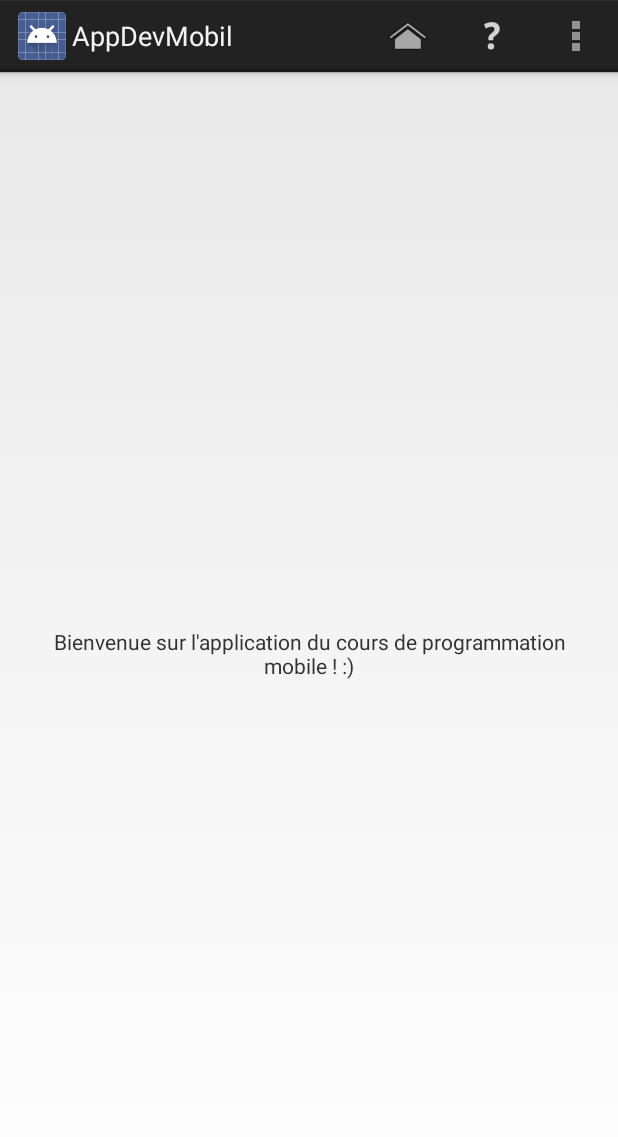
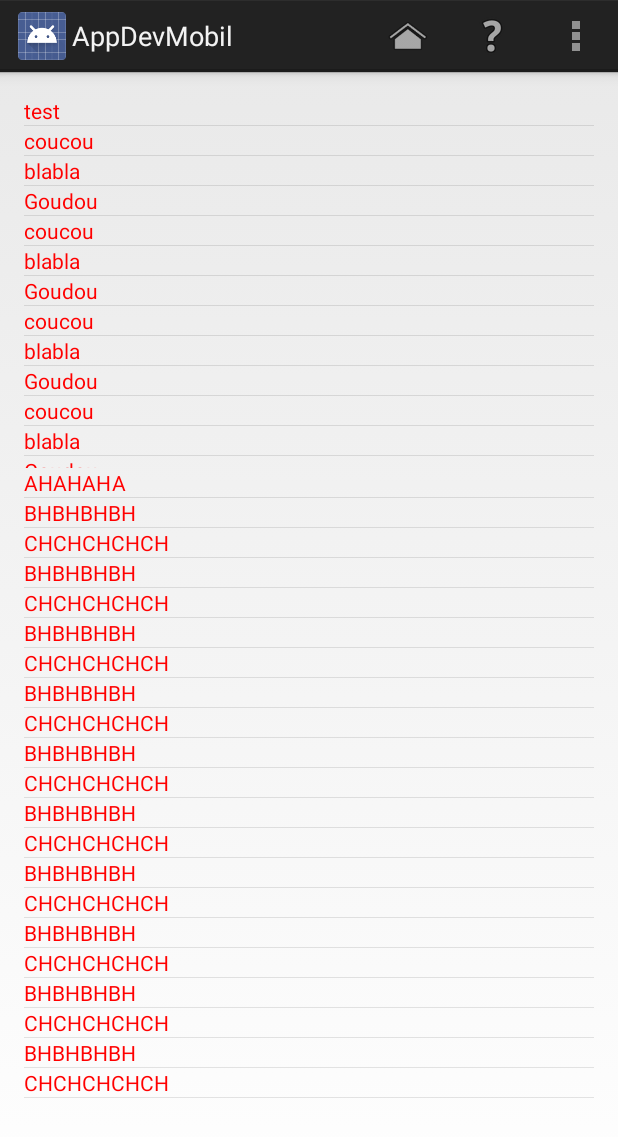
Before and after one commit to BlackyFox/Puissant_mobile, an Android app: the screen it shows after launch (MainActivity), on a phone screen of 412 x 824 dp. Shown: the top 1137 px of the screen. Run offline under Robolectric (Android 15) with nearby library versions, the phone set to English and light mode, and no system bars.

Commit message:
Début sesion 08_12

```diff
--- a/AppDevMobil/app/src/main/AndroidManifest.xml
+++ b/AppDevMobil/app/src/main/AndroidManifest.xml
@@ -16,6 +16,10 @@
                 <category android:name="android.intent.category.LAUNCHER" />
             </intent-filter>
         </activity>
+        <activity
+            android:name="com.example.blackyfox.appdevmobil.MainActivity2"
+            android:label="@string/title_activity_main_activity2" >
+        </activity>
     </application>
 
 </manifest>
--- a/AppDevMobil/app/src/main/java/com/example/blackyfox/appdevmobil/MainActivity.java
+++ b/AppDevMobil/app/src/main/java/com/example/blackyfox/appdevmobil/MainActivity.java
@@ -2,22 +2,113 @@ package com.example.blackyfox.appdevmobil;
 
 import android.app.Activity;
 import android.app.AlertDialog;
+import android.app.Dialog;
+import android.app.DialogFragment;
 import android.content.Context;
 import android.content.DialogInterface;
 import android.content.Intent;
 import android.os.Bundle;
+import android.text.Layout;
 import android.util.Log;
+import android.view.LayoutInflater;
 import android.view.Menu;
 import android.view.MenuItem;
+import android.view.View;
+import android.view.ViewGroup;
+import android.widget.BaseAdapter;
+import android.widget.LinearLayout;
+import android.widget.ListView;
+import android.widget.TextView;
 import android.widget.Toast;
 
 
 public class MainActivity extends Activity {
 
+    ListView ll = null;
+    ListView ll2 = null;
+    public static String VALUE = "com.example.blackyfox.appdevmobil.value";
+
     @Override
     protected void onCreate(Bundle savedInstanceState) {
         super.onCreate(savedInstanceState);
         setContentView(R.layout.activity_main);
+
+        ll = (ListView) findViewById(R.id.lv_main);
+        ll2 = (ListView) findViewById(R.id.lv_main2);
+
+        final String[] lls = {"test", "coucou", "blabla", "Goudou", "coucou", "blabla", "Goudou",
+                "coucou", "blabla", "Goudou", "coucou", "blabla", "Goudou", "coucou", "blabla",
+                "Goudou"};
+        final String[] ll2s = {"AHAHAHA", "BHBHBHBH", "CHCHCHCHCH", "BHBHBHBH", "CHCHCHCHCH",
+                "BHBHBHBH", "CHCHCHCHCH", "BHBHBHBH", "CHCHCHCHCH", "BHBHBHBH", "CHCHCHCHCH",
+                "BHBHBHBH", "CHCHCHCHCH", "BHBHBHBH", "CHCHCHCHCH", "BHBHBHBH", "CHCHCHCHCH",
+                "BHBHBHBH", "CHCHCHCHCH", "BHBHBHBH", "CHCHCHCHCH"};
+
+        ll.setAdapter(new BaseAdapter() {
+            @Override
+            public int getCount() {
+                return lls.length;
+            }
+
+            @Override
+            public String getItem(int position) {
+                return lls[position];
+            }
+
+            @Override
+            public long getItemId(int position) {
+                return position;
+            }
+
+            @Override
+            public View getView(int position, View convertView, ViewGroup parent) {
+                final String ms = getItem(position);
+                if(convertView == null){
+                    convertView = LayoutInflater.from(parent.getContext())
+                            .inflate(R.layout.row, parent, false);
+                }
+                TextView tv = (TextView) convertView.findViewById(R.id.tv);
+                tv.setOnClickListener(new View.OnClickListener() {
+                    @Override
+                    public void onClick(View v) {
+                        Intent i = new Intent(MainActivity.this, MainActivity2.class);
+                        i.putExtra(VALUE, ms);
+                        startActivity(i);
+                    }
+                });
+                tv.setText(ms);
+                return convertView;
+            }
+        });
+
+        ll2.setAdapter(new BaseAdapter() {
+            @Override
+            public int getCount() {
+                return ll2s.length;
+            }
+
+            @Override
+            public Object getItem(int position) {
+                return ll2s[position];
+            }
+
+            @Override
+            public long getItemId(int position) {
+                return position;
+            }
+
+            @Override
+            public View getView(int position, View convertView, ViewGroup parent) {
+                String ms = (String) getItem(position);
+                if(convertView == null){
+                    convertView = LayoutInflater.from(parent.getContext())
+                            .inflate(R.layout.row, parent, false);
+                }
+                TextView tv = (TextView) convertView.findViewById(R.id.tv);
+                tv.setText(ms);
+                return convertView;
+            }
+        });
     }
 
 
@@ -41,7 +132,9 @@ public class MainActivity extends Activity {
         }
 
         if (id == R.id.m_help){
-            new AlertDialog.Builder(this)
+            MyDialog md = new MyDialog();
+            md.show(getFragmentManager(), "tag_frag");
+            /*new AlertDialog.Builder(this)
                     .setTitle("Help")
                     .setMessage("Do you really need some help?")
                     .setPositiveButton(android.R.string.yes, new DialogInterface.OnClickListener() {
@@ -49,8 +142,8 @@ public class MainActivity extends Activity {
                             // continue with delete
                         }
                     })
-                    .setIcon(android.R.drawable.ic_dialog_alert)
-                    .show();
+                    .setIcon(android.R.drawable.ic_menu_help)
+                    .show();*/
         }
 
         if (id == R.id.m_home){
@@ -64,4 +157,23 @@ public class MainActivity extends Activity {
 
         return super.onOptionsItemSelected(item);
     }
+    public static class MyDialog extends DialogFragment{
+        @Override
+        public Dialog onCreateDialog (Bundle savedInstanceState){
+            AlertDialog.Builder builder = new AlertDialog.Builder(getActivity());
+            builder.setMessage("Test message");
+            builder.setPositiveButton("OK", new DialogInterface.OnClickListener() {
+                public void onClick(DialogInterface dialog, int which) {
+                    // continue with delete
+                }
+            });
+            builder.setNegativeButton("Cancel", new DialogInterface.OnClickListener() {
+                public void onClick(DialogInterface dialog, int which) {
+                    // continue with delete
+                }
+            });
+            return builder.create();
+        }
+
+    }
 }
--- a/AppDevMobil/app/src/main/res/layout/activity_main.xml
+++ b/AppDevMobil/app/src/main/res/layout/activity_main.xml
@@ -1,15 +1,26 @@
-<RelativeLayout xmlns:android="http://schemas.android.com/apk/res/android"
+<LinearLayout xmlns:android="http://schemas.android.com/apk/res/android"
     xmlns:tools="http://schemas.android.com/tools" android:layout_width="match_parent"
     android:layout_height="match_parent" android:paddingLeft="@dimen/activity_horizontal_margin"
     android:paddingRight="@dimen/activity_horizontal_margin"
     android:paddingTop="@dimen/activity_vertical_margin"
-    android:paddingBottom="@dimen/activity_vertical_margin" tools:context=".MainActivity">
+    android:paddingBottom="@dimen/activity_vertical_margin" tools:context=".MainActivity"
+    android:orientation="vertical">
 
-    <TextView
-        android:text="@string/bienvenu"
-        android:layout_width="wrap_content"
-        android:layout_height="wrap_content"
-        android:layout_centerInParent="true"
-        android:gravity="center"/>
 
-</RelativeLayout>
+    <ListView
+        android:id="@+id/lv_main"
+        android:layout_width="match_parent"
+        android:layout_height="0dp"
+        android:layout_weight="1">
+        <!--weight permet de diviser l'écran en plusieurs parties-->
+        <!--si la somme de tous les poids = 3 et que poids=1, alors ça prend 1/3 de place-->
+    </ListView>
+
+    <ListView
+        android:id="@+id/lv_main2"
+        android:layout_width="match_parent"
+        android:layout_height="0dp"
+        android:layout_weight="2">
+    </ListView>
+
+</LinearLayout>
--- /dev/null
+++ b/AppDevMobil/app/src/main/res/layout/row.xml
@@ -0,0 +1,11 @@
+<?xml version="1.0" encoding="utf-8"?>
+<LinearLayout xmlns:android="http://schemas.android.com/apk/res/android"
+    android:orientation="vertical" android:layout_width="match_parent"
+    android:layout_height="match_parent">
+
+    <TextView
+        android:id="@+id/tv"
+        android:layout_width="match_parent"
+        android:layout_height="wrap_content"
+        android:textColor="#ffff0000"/>
+</LinearLayout>
--- a/AppDevMobil/app/src/main/res/menu/menu_main.xml
+++ b/AppDevMobil/app/src/main/res/menu/menu_main.xml
@@ -4,7 +4,7 @@
         android:orderInCategory="100" android:showAsAction="never" />
     <item android:id="@+id/m_help" android:title="@string/m_help"
         android:orderInCategory="99" android:showAsAction="ifRoom"
-        android:icon="@drawable/ic_extra_actions_help"/>
+        android:icon="@android:drawable/ic_menu_help"/>
     <item android:id="@+id/m_home" android:title="@string/m_help"
         android:orderInCategory="1" android:showAsAction="ifRoom"
         android:icon="@drawable/ic_menu_home"/>
--- /dev/null
+++ b/AppDevMobil/app/src/main/res/menu/menu_main_activity2.xml
@@ -0,0 +1,6 @@
+<menu xmlns:android="http://schemas.android.com/apk/res/android"
+    xmlns:tools="http://schemas.android.com/tools"
+    tools:context="com.example.blackyfox.appdevmobil.MainActivity2">
+    <item android:id="@+id/action_settings" android:title="@string/action_settings"
+        android:orderInCategory="100" android:showAsAction="never" />
+</menu>
--- a/AppDevMobil/app/src/main/res/values/strings.xml
+++ b/AppDevMobil/app/src/main/res/values/strings.xml
@@ -6,5 +6,8 @@
     <string name="action_settings">Settings</string>
     <string name="m_help">Help</string>
     <string name="bienvenu">Bienvenue sur l\'application du cours de programmation mobile ! :)</string>
+    <string name="title_activity_main_activity2">MainActivity2</string>
+    <string name="value">Value:&#160;</string>
+    <string name="g_value"></string>
 
 </resources>
```
Also changed, not shown: AppDevMobil/app/src/main/java/com/example/blackyfox/appdevmobil/MainActivity2.java (added, +47 -0 lines), AppDevMobil/app/src/main/res/layout/activity_main_activity2.xml (added, +28 -0 lines).
